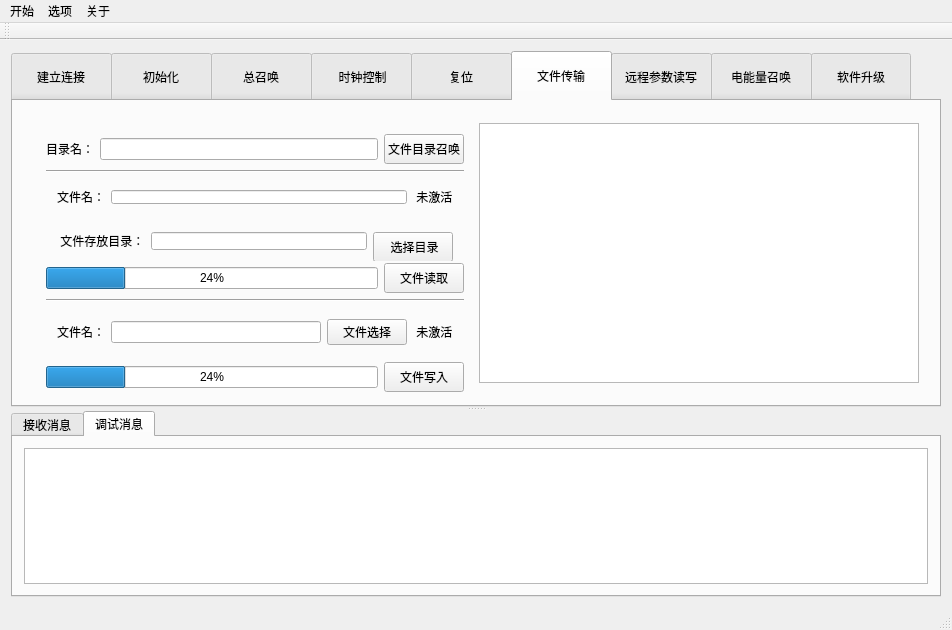
Before: the Qt Designer form 104APP/mainwindow.ui in jsx-web/app, drawn with Qt 5.
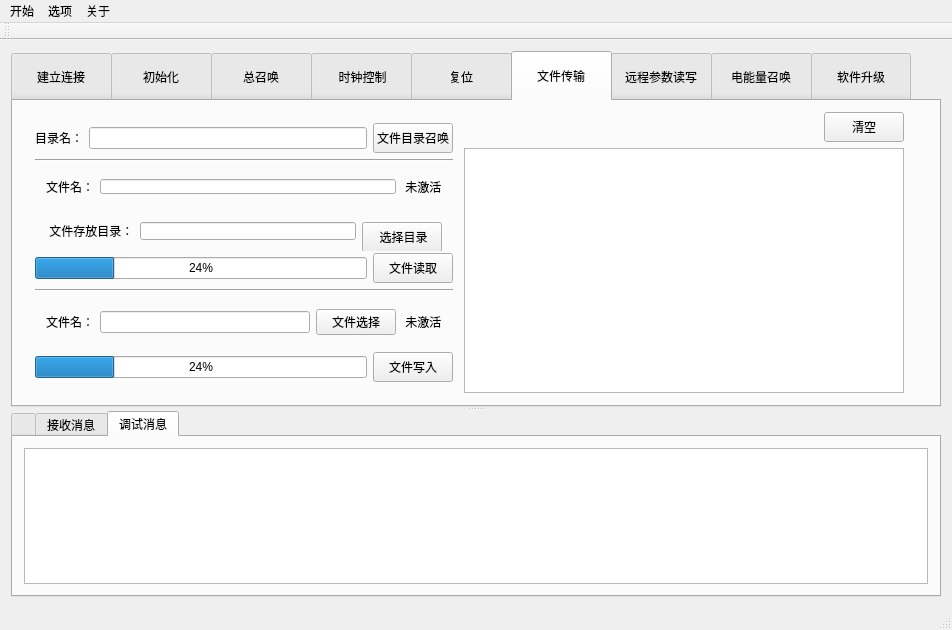
After: the same form once the commit is applied. The open tabs and pages were chosen to show the change. Icons and pictures are not drawn.

What changed in the file:
```diff
--- a/104APP/mainwindow.ui
+++ b/104APP/mainwindow.ui
@@ -572,7 +572,22 @@
              <height>310</height>
             </size>
            </property>
-           <layout class="QHBoxLayout" name="horizontalLayout_7">
+           <layout class="QHBoxLayout" name="horizontalLayout_23">
+            <property name="spacing">
+             <number>0</number>
+            </property>
+            <property name="leftMargin">
+             <number>0</number>
+            </property>
+            <property name="topMargin">
+             <number>0</number>
+            </property>
+            <property name="rightMargin">
+             <number>0</number>
+            </property>
+            <property name="bottomMargin">
+             <number>0</number>
+            </property>
             <item>
              <widget class="QWidget" name="widget_14" native="true">
               <property name="minimumSize">
@@ -799,6 +814,38 @@
              </widget>
             </item>
             <item>
+             <layout class="QVBoxLayout" name="verticalLayout_22">
+              <item>
+               <layout class="QHBoxLayout" name="horizontalLayout_7">
+                <item>
+                 <spacer name="horizontalSpacer_8">
+                  <property name="orientation">
+                   <enum>Qt::Horizontal</enum>
+                  </property>
+                  <property name="sizeHint" stdset="0">
+                   <size>
+                    <width>40</width>
+                    <height>20</height>
+                   </size>
+                  </property>
+                 </spacer>
+                </item>
+                <item>
+                 <widget class="QPushButton" name="Btn_DirClear">
+                  <property name="minimumSize">
+                   <size>
+                    <width>0</width>
+                    <height>30</height>
+                   </size>
+                  </property>
+                  <property name="text">
+                   <string>清空</string>
+                  </property>
+                 </widget>
+                </item>
+               </layout>
+              </item>
+              <item>
              <widget class="QTableView" name="tableView_Dir">
               <property name="minimumSize">
                <size>
@@ -814,6 +861,8 @@
               </property>
              </widget>
             </item>
+             </layout>
+            </item>
             <item>
              <spacer name="horizontalSpacer_5">
               <property name="orientation">
@@ -1467,6 +1516,17 @@
        <property name="currentIndex">
         <number>0</number>
        </property>
+       <property name="iconSize">
+        <size>
+         <width>12</width>
+         <height>12</height>
+        </size>
+       </property>
+       <widget class="QWidget" name="tab">
+        <attribute name="title">
+         <string/>
+        </attribute>
+       </widget>
        <widget class="QWidget" name="tab_3">
         <attribute name="title">
          <string>接收消息</string>
```
Left out of the diff: 14 changed lines with no effect on the pictures. Lines whose indentation alone changed are shown as unchanged.
